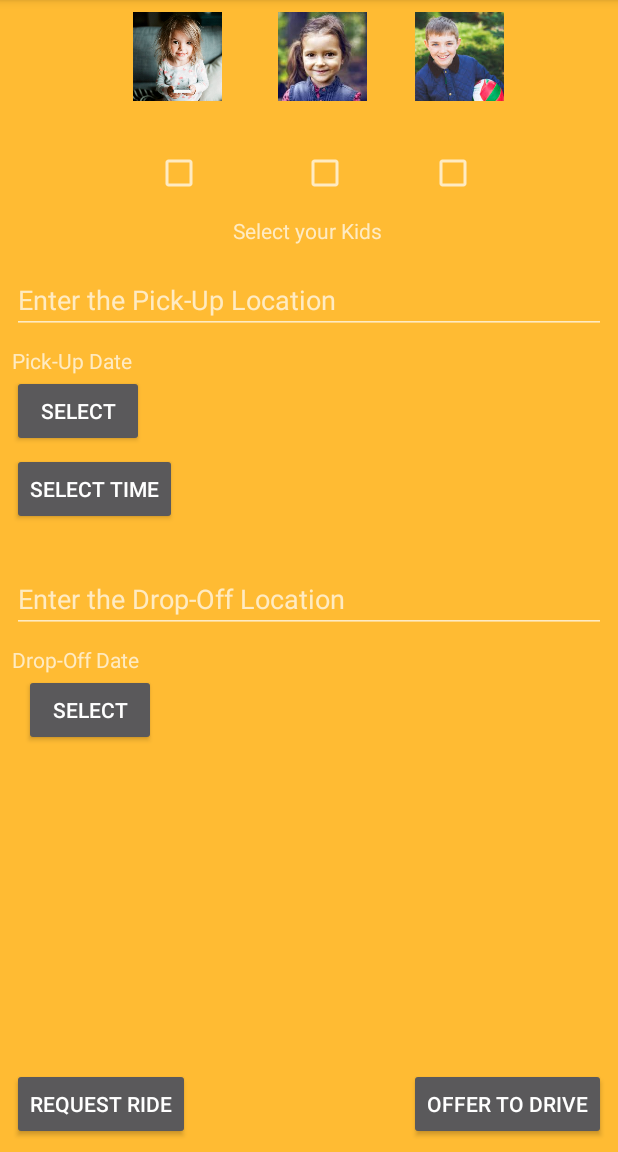
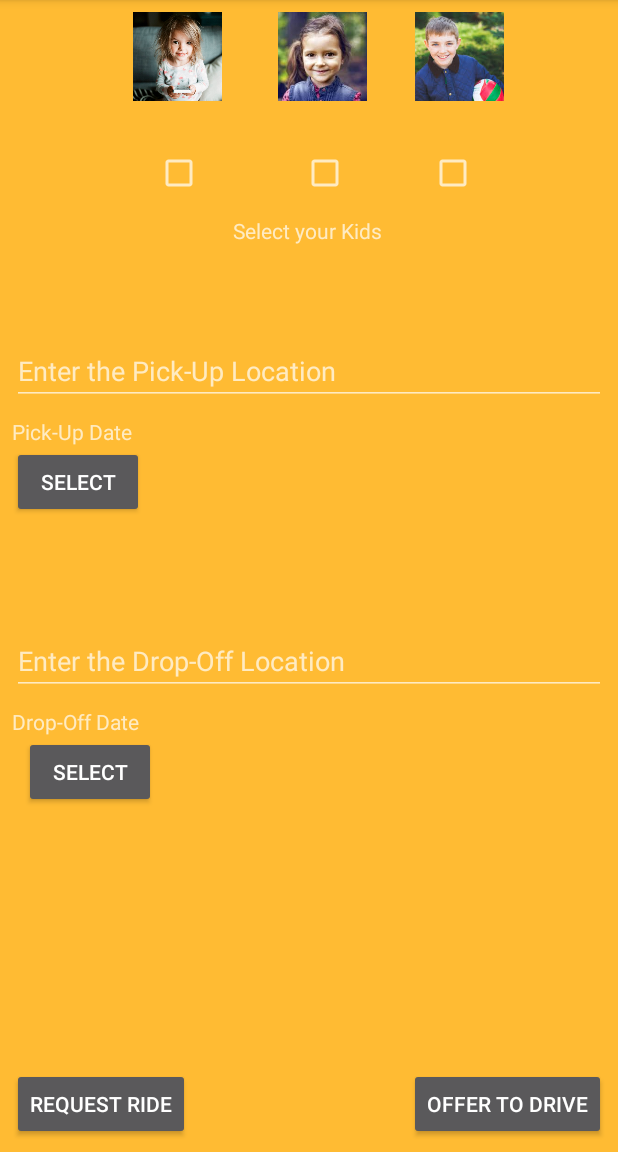
Before and after one commit to yeladrive/FrontEnd, an Android app: the screen it shows after launch once a user with an empty profile is signed in (HomeActivity), after a tap on an icon or button, on a phone screen of 412 x 824 dp, the part 84-1236 px from its top. Run offline under Robolectric (Android 15) with nearby library versions, the phone set to English and light mode, and no system bars; our stand-ins replace Firebase (no records; nobody signed in at launch, a user with empty details on screens opened directly); libraries missing offline, so code that uses them is left out: com.firebase.ui, io.grpc.internal; 6 statements that could not run were skipped.

Commit message:
edited nav bar

```diff
--- a/app/src/main/res/layout/fragment_scheduler.xml
+++ b/app/src/main/res/layout/fragment_scheduler.xml
@@ -28,7 +28,7 @@
             app:layout_constraintHorizontal_bias="0.0"
             app:layout_constraintStart_toStartOf="parent"
             app:layout_constraintTop_toTopOf="parent"
-            app:layout_constraintVertical_bias="0.24" />
+            app:layout_constraintVertical_bias="0.307" />
 
         <TextView
             android:id="@+id/pickup_textview"
@@ -46,16 +46,6 @@
             android:layout_height="wrap_content"
             android:layout_marginStart="8dp"
             android:text="@string/select"
-            app:layout_constraintStart_toStartOf="parent"
-            app:layout_constraintTop_toBottomOf="@+id/pickup_textview" />
-
-        <Button
-            android:id="@+id/select_time_button"
-            android:layout_width="wrap_content"
-            android:layout_height="wrap_content"
-            android:layout_marginStart="8dp"
-            android:layout_marginTop="52dp"
-            android:text="select time"
             app:layout_constraintStart_toStartOf="parent"
             app:layout_constraintTop_toBottomOf="@+id/pickup_textview" />
 
--- a/app/src/main/res/values/strings.xml
+++ b/app/src/main/res/values/strings.xml
@@ -20,7 +20,7 @@
 
     <!-- NAVBAR -->
     <string name="home">My Driving Schedule</string>
-    <string name="my_kid_rides">My Kid\'s Rides</string>
+    <string name="my_kid_rides">Requested Rides</string>
     <string name="last_minute_ride">Last Minute Ride</string>
     <string name="scheduler">Scheduler</string>
     <string name="profile">Profile</string>
```
